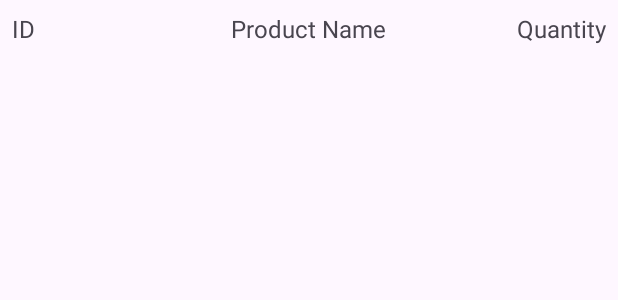
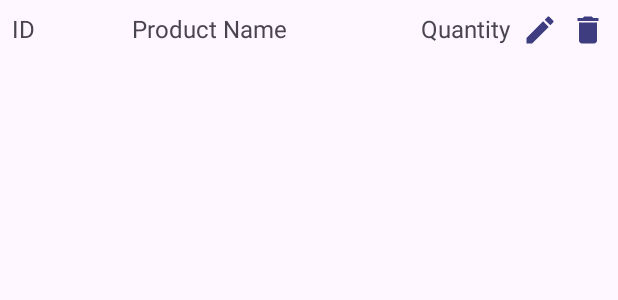
Before and after one commit to ArabellaSiachongco/ScannerApp, an Android app: the layout product_item.xml on its own in the app's theme, with its tools: preview values and no code run, on a phone screen of 412 x 824 dp. Shown: the top 300 px of the screen. Run offline under Robolectric (Android 15) with nearby library versions, the phone set to English and light mode, and no system bars.

Commit message:
Adding Delete icon, todo: combination of code, still waiting for one member, temporary app without homepage

```diff
--- a/app/src/main/res/layout/product_item.xml
+++ b/app/src/main/res/layout/product_item.xml
@@ -7,7 +7,7 @@
 
     <TextView
         android:id="@+id/productIdTextView"
-        android:layout_width="0dp"
+        android:layout_width="8dp"
         android:layout_height="wrap_content"
         android:layout_weight="1"
         android:gravity="start"
@@ -16,19 +16,39 @@
 
     <TextView
         android:id="@+id/productNameTextView"
-        android:layout_width="0dp"
+        android:layout_width="9dp"
         android:layout_height="wrap_content"
         android:layout_weight="2"
-        android:gravity="center"
+        android:gravity="start"
         android:text="Product Name"
         android:textSize="16sp" />
 
     <TextView
         android:id="@+id/productQuantityTextView"
-        android:layout_width="0dp"
+        android:layout_width="26dp"
         android:layout_height="wrap_content"
         android:layout_weight="1"
         android:gravity="end"
         android:text="Quantity"
         android:textSize="16sp" />
+
+    <!-- Edit Icon -->
+    <ImageView
+        android:id="@+id/editIcon"
+        android:layout_width="24dp"
+        android:layout_height="24dp"
+        android:src="@drawable/baseline_edit_24"
+        android:contentDescription="Edit Icon"
+        android:layout_marginStart="8dp"
+        android:layout_gravity="center" />
+
+    <!-- Delete Icon -->
+    <ImageView
+        android:id="@+id/deleteIcon"
+        android:layout_width="24dp"
+        android:layout_height="24dp"
+        android:src="@drawable/baseline_delete_24"
+        android:contentDescription="Delete Icon"
+        android:layout_marginStart="8dp"
+        android:layout_gravity="center" />
 </LinearLayout>
```
Also changed, not shown: app/src/main/java/com/example/scanner/ProductListActivity.java (+23 -5 lines), app/src/main/java/com/example/scanner/ProductListAdapter.java (+35 -23 lines), app/src/main/res/layout/edit_product.xml (added, +27 -0 lines), app/src/main/res/layout/product_list.xml (+4 -3 lines), app/src/main/res/layout/sample.xml (deleted, +0 -36 lines), app/src/main/java/com/example/scanner/CreateTableActivity.java (line endings or trailing spaces).
